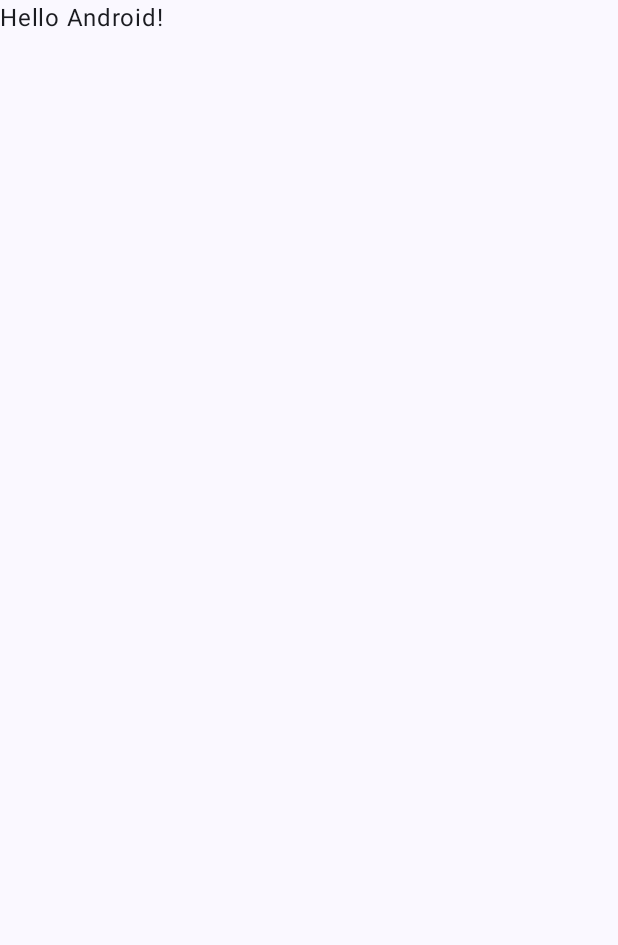
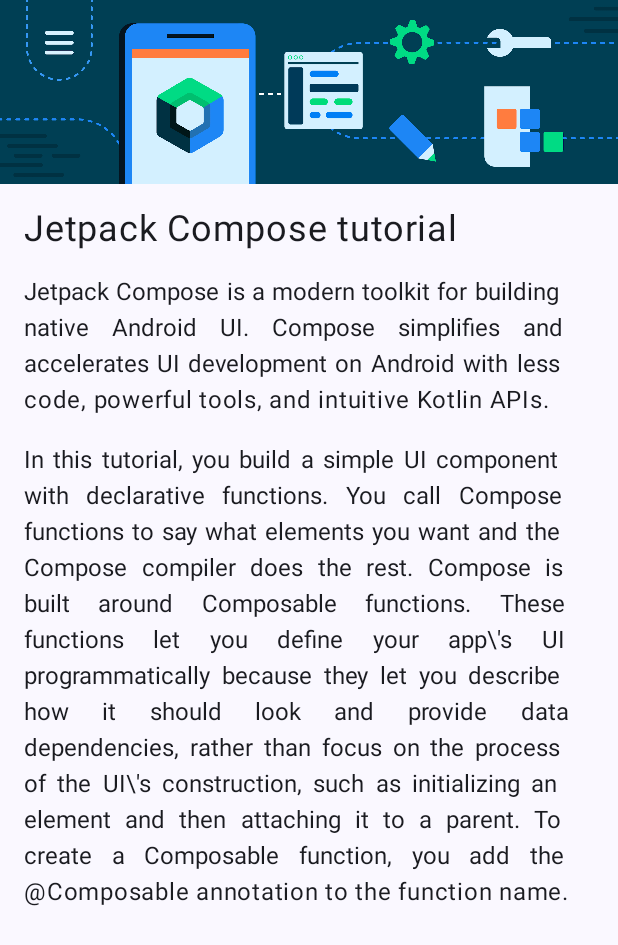
Before and after one commit to dlwngud/compose, an Android app built with Jetpack Compose: the screen it shows after launch (MainActivity), on a phone screen of 412 x 824 dp. Before the commit the part shown is almost empty. Shown: the top 945 px of the screen. Run offline under Robolectric (Android 15) with nearby library versions, the phone set to English and light mode, and no system bars.

Commit message:
[feat] compose 도움말 문제 구현

```diff
--- a/app/src/main/java/com/wngud/compose1/MainActivity.kt
+++ b/app/src/main/java/com/wngud/compose1/MainActivity.kt
@@ -3,13 +3,20 @@ package com.wngud.compose1
 import android.os.Bundle
 import androidx.activity.ComponentActivity
 import androidx.activity.compose.setContent
+import androidx.compose.foundation.Image
+import androidx.compose.foundation.layout.Column
 import androidx.compose.foundation.layout.fillMaxSize
+import androidx.compose.foundation.layout.padding
 import androidx.compose.material3.MaterialTheme
 import androidx.compose.material3.Surface
 import androidx.compose.material3.Text
 import androidx.compose.runtime.Composable
 import androidx.compose.ui.Modifier
+import androidx.compose.ui.res.painterResource
+import androidx.compose.ui.text.style.TextAlign
 import androidx.compose.ui.tooling.preview.Preview
+import androidx.compose.ui.unit.dp
+import androidx.compose.ui.unit.sp
 import com.wngud.compose1.ui.theme.Compose1Theme
 
 class MainActivity : ComponentActivity() {
@@ -22,7 +29,7 @@ class MainActivity : ComponentActivity() {
                     modifier = Modifier.fillMaxSize(),
                     color = MaterialTheme.colorScheme.background
                 ) {
-                    Greeting("Android")
+                    problem1()
                 }
             }
         }
@@ -30,17 +37,32 @@ class MainActivity : ComponentActivity() {
 }
 
 @Composable
-fun Greeting(name: String, modifier: Modifier = Modifier) {
-    Text(
-        text = "Hello $name!",
-        modifier = modifier
-    )
+fun problem1(modifier: Modifier = Modifier) {
+    val image = painterResource(id = R.drawable.bg_compose_background)
+    Column(modifier = modifier) {
+        Image(painter = image, contentDescription = null)
+        Text(
+            text = "Jetpack Compose tutorial",
+            modifier = Modifier.padding(16.dp),
+            fontSize = 24.sp
+        )
+        Text(
+            text = "Jetpack Compose is a modern toolkit for building native Android UI. Compose simplifies and accelerates UI development on Android with less code, powerful tools, and intuitive Kotlin APIs.",
+            modifier = Modifier.padding(horizontal = 16.dp),
+            textAlign = TextAlign.Justify
+        )
+        Text(
+            text = "In this tutorial, you build a simple UI component with declarative functions. You call Compose functions to say what elements you want and the Compose compiler does the rest. Compose is built around Composable functions. These functions let you define your app\\'s UI programmatically because they let you describe how it should look and provide data dependencies, rather than focus on the process of the UI\\'s construction, such as initializing an element and then attaching it to a parent. To create a Composable function, you add the @Composable annotation to the function name.",
+            modifier = Modifier.padding(16.dp),
+            textAlign = TextAlign.Justify
+        )
+    }
 }
 
 @Preview(showBackground = true)
 @Composable
 fun GreetingPreview() {
     Compose1Theme {
-        Greeting("Android")
+        problem1()
     }
 }
```
Also changed, not shown: app/src/main/res/drawable-nodpi/bg_compose_background.png (added).
